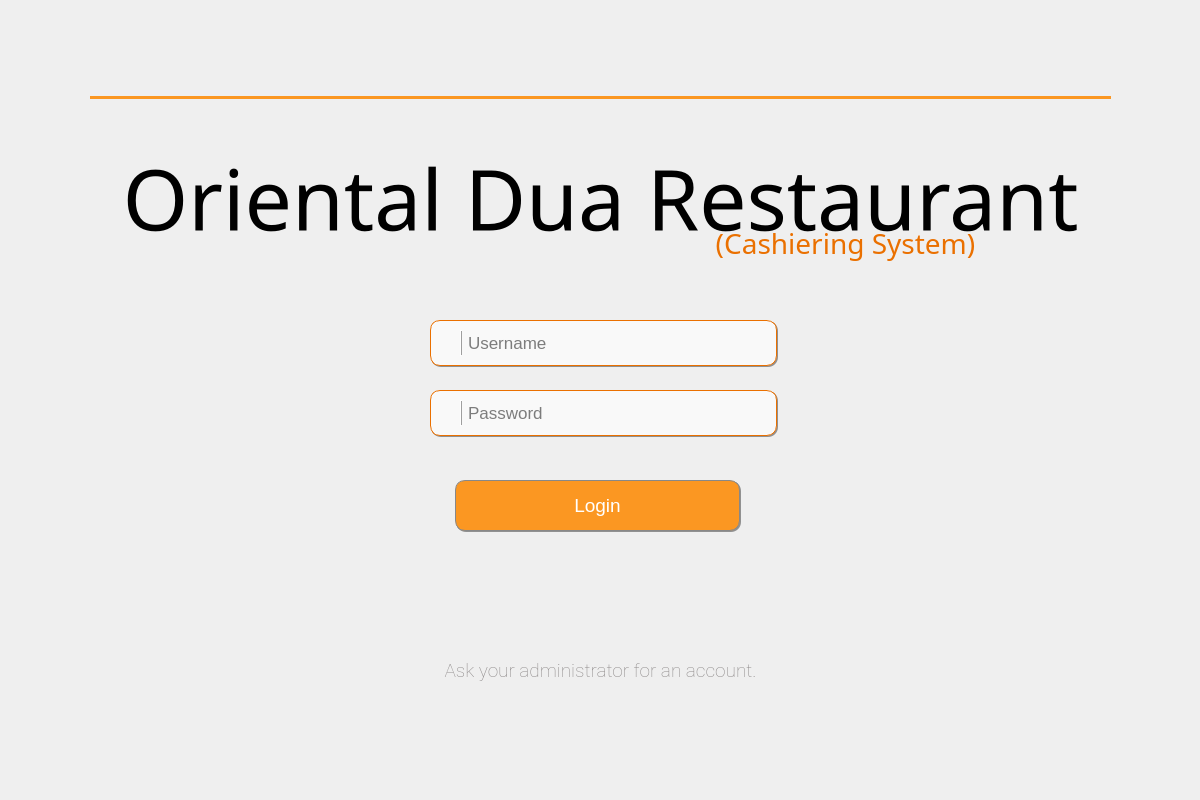
Qt form Project SE/ui/loginscreen.ui (Patatims/CCSFEN2_Project) before a commit.
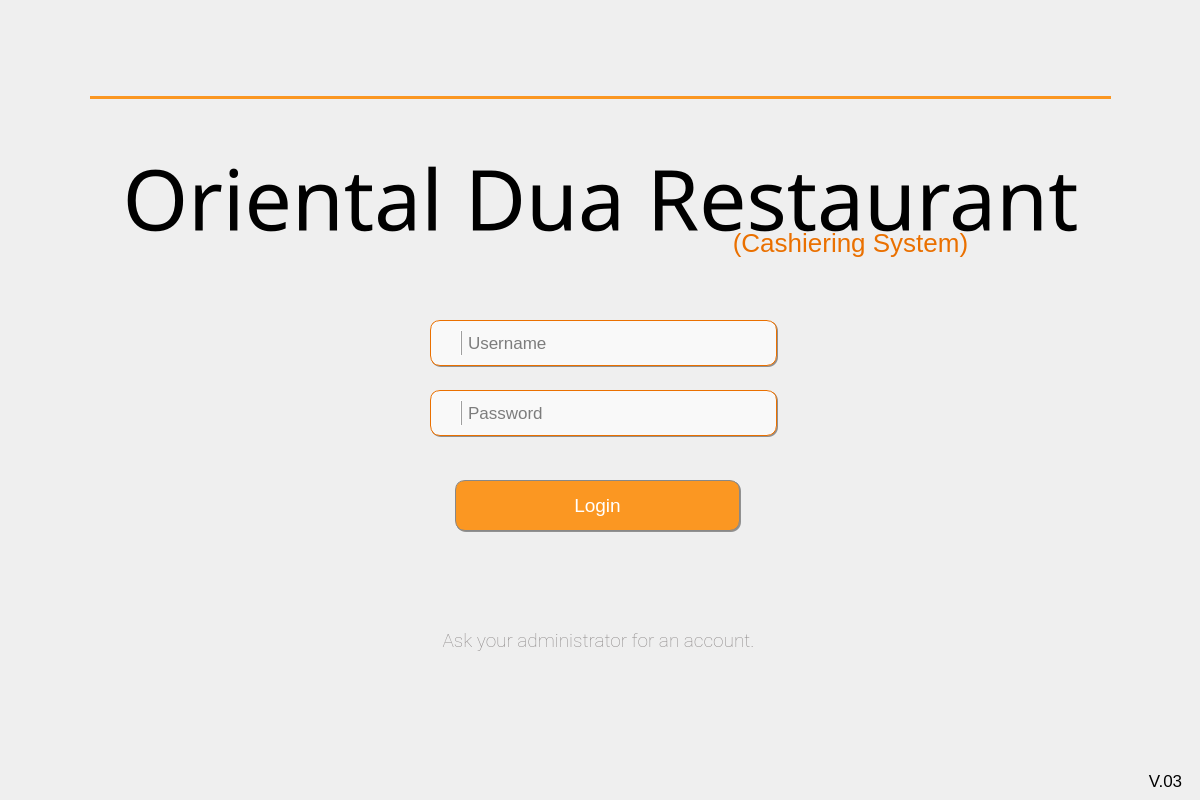
The same form after that commit. Icons and pictures are not drawn.

What changed in the file:
```diff
--- a/Project SE/ui/loginscreen.ui
+++ b/Project SE/ui/loginscreen.ui
@@ -188,18 +188,18 @@
   <widget class="QLabel" name="subtitle">
    <property name="geometry">
     <rect>
-     <x>700</x>
+     <x>720</x>
      <y>210</y>
-     <width>291</width>
+     <width>261</width>
      <height>71</height>
     </rect>
    </property>
    <property name="styleSheet">
     <string notr="true">QLabel#subtitle{
 	color: #EA7000;
-    font-family: Outfit;
-    font-size: 28px;
-    font-weight: 100;
+    font-family: 'Roboto';
+    font-size: 26px;
+    font-weight: 400;
     padding-bottom: 5px;
     text-align: center
 }</string>
@@ -220,8 +220,8 @@
   <widget class="QLabel" name="note">
    <property name="geometry">
     <rect>
-     <x>430</x>
-     <y>630</y>
+     <x>428</x>
+     <y>600</y>
      <width>341</width>
      <height>81</height>
     </rect>
@@ -383,6 +383,32 @@
     <string/>
    </property>
   </widget>
+  <widget class="QLabel" name="label_7">
+   <property name="geometry">
+    <rect>
+     <x>1140</x>
+     <y>770</y>
+     <width>51</width>
+     <height>21</height>
+    </rect>
+   </property>
+   <property name="styleSheet">
+    <string notr="true">QLabel{
+   
+	color: rgba(0, 0, 0, .35);
+    font-family: &quot;Roboto&quot;;
+    font-size: 17px;
+    font-weight: 400;
+
+}</string>
+   </property>
+   <property name="text">
+    <string>V.03</string>
+   </property>
+   <property name="alignment">
+    <set>Qt::AlignCenter</set>
+   </property>
+  </widget>
   <zorder>label_3</zorder>
   <zorder>label_2</zorder>
   <zorder>title</zorder>
```
Left out of the diff: 1 changed line with no effect on the pictures.
